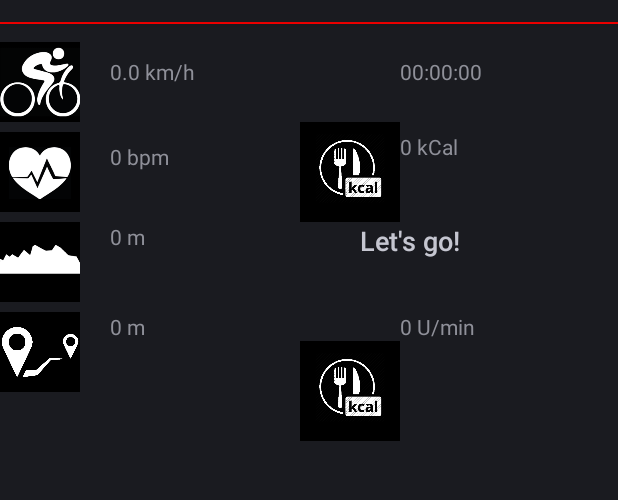
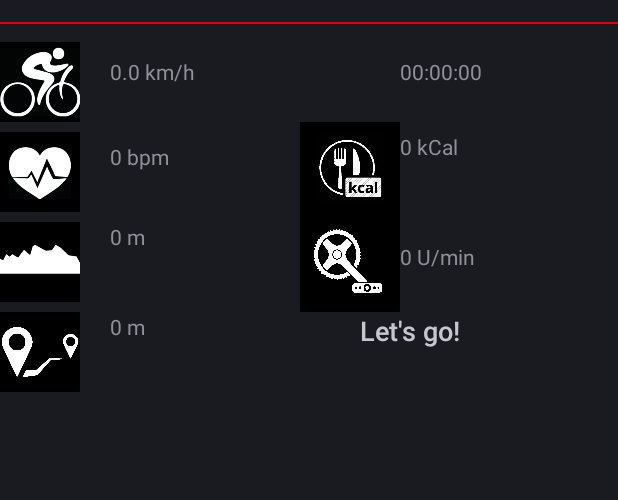
Before and after one commit to jandob/fitHUD, an Android app: the SummaryView screen opened directly, with no data from a screen before it, on a phone screen of 412 x 824 dp, the part 62-562 px from its top. Run offline under Robolectric (Android 15) with nearby library versions, the phone set to English and light mode, and no system bars; libraries missing offline, so code that uses them is left out: com.google.android.glass; 1 statement that could not run was skipped.

Commit message:
#added cadence pictures

```diff
--- a/fithudlib/src/main/java/de/fithud/fithudlib/GuideService.java
+++ b/fithudlib/src/main/java/de/fithud/fithudlib/GuideService.java
@@ -330,7 +330,7 @@ public class GuideService extends MessengerService implements TextToSpeech.OnIni
                 if (workout_started){
                     achievementDistanceCheck((int)value);
                 }
-
+            break;
         }
     }
 
--- a/glass/src/main/java/de/fithud/fithud/Achievements.java
+++ b/glass/src/main/java/de/fithud/fithud/Achievements.java
@@ -220,7 +220,7 @@ public class Achievements extends Activity implements MessengerClient {
                 .setText("Cadence record: " + cadenceRecord + "m")
                 .setFootnote("You can do better")
                 .setTimestamp(cadenceRecordDate)
-                .addImage(R.drawable.achievement_heartrate));
+                .addImage(R.drawable.cadence_achievement));
 
         // 4: Achievement card for calories
         mCards.add(new CardBuilder(this, CardBuilder.Layout.CAPTION)
--- a/glass/src/main/res/layout/fithud.xml
+++ b/glass/src/main/res/layout/fithud.xml
@@ -71,7 +71,7 @@
             android:textAppearance="?android:attr/textAppearanceMedium"
             android:text="Let's go!"
             android:id="@+id/summaryGuideText"
-            android:layout_alignTop="@+id/liveCardHeightText"
+            android:layout_marginTop="290px"
             android:layout_toEndOf="@+id/liveCardHeightText" />
 
         <ImageView
@@ -122,15 +122,16 @@
             android:layout_height="wrap_content"
             android:layout_marginLeft="400px"
             android:text="0 U/min"
-            android:layout_alignTop="@+id/distanceText" />
+            android:layout_marginTop="220px"
+            />
 
         <ImageView
             android:id="@+id/cadenceImage"
             android:layout_width="100px"
             android:layout_height="100px"
             android:layout_marginLeft="300px"
-            android:src="@drawable/calories_bw"
-            android:layout_below="@+id/distanceText" />
+            android:layout_marginTop="190px"
+            android:src="@drawable/cadence_small"/>
 
 
 
```
Also changed, not shown: glass/src/main/res/drawable-hdpi/cadence.png (added), glass/src/main/res/drawable-hdpi/cadence_achievement.png (added), glass/src/main/res/drawable-hdpi/cadence_small.png (added).
